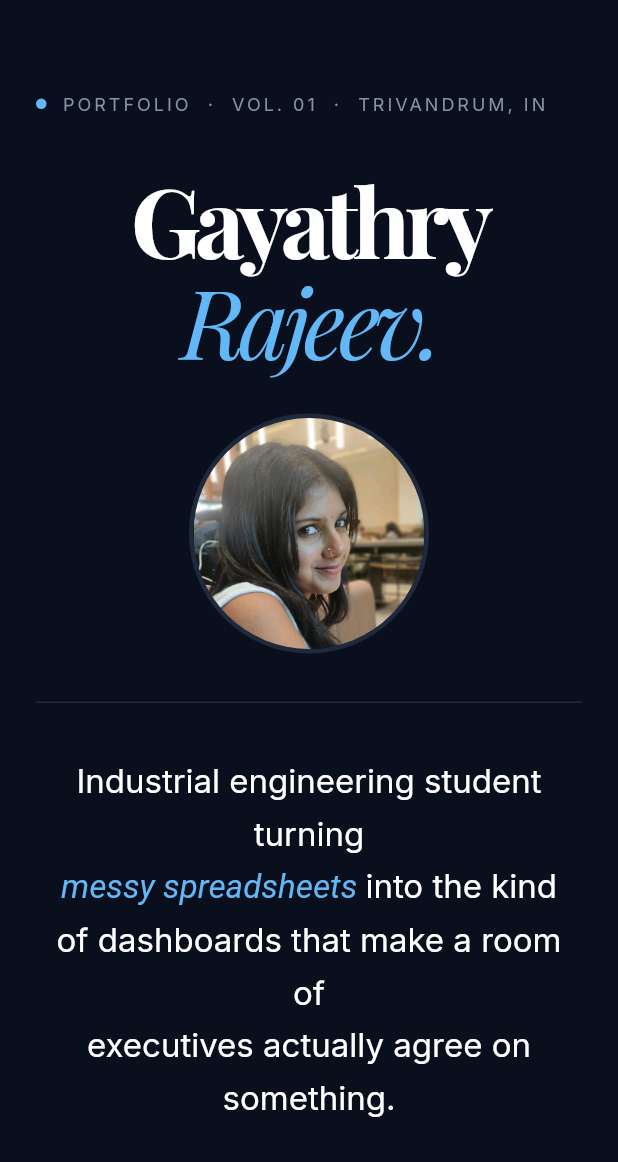
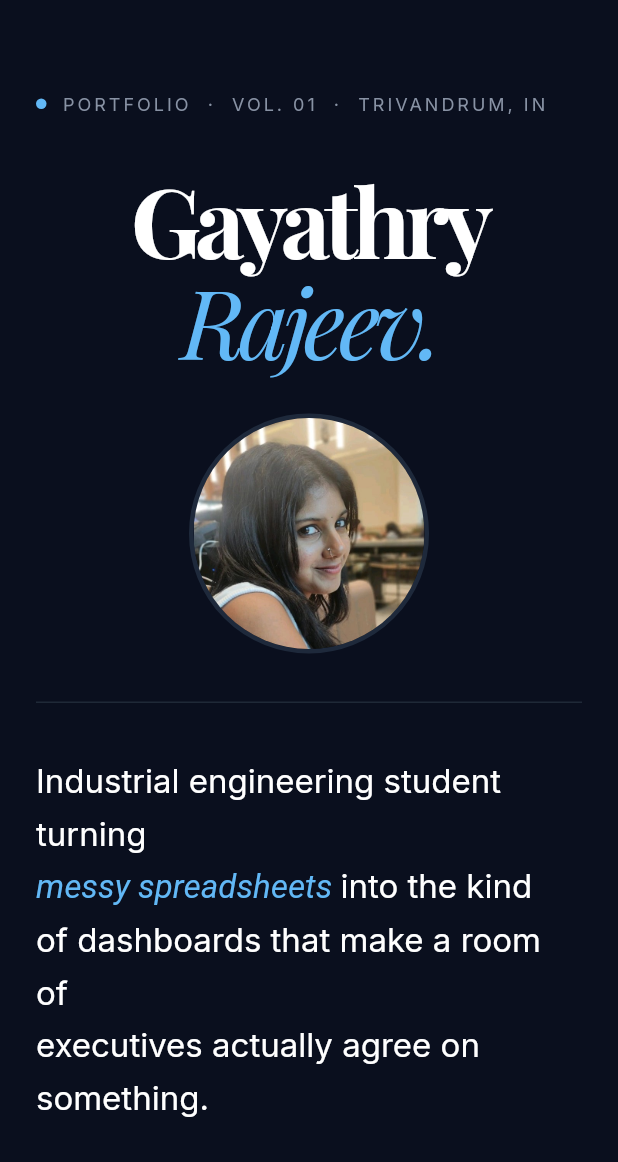
Before and after one commit to gayurajeev/Flutter-portfolio-web, a Flutter app: the screen it shows after launch, on a phone screen of 412 x 824 dp, the part 74-1236 px from its top. Run offline on Flutter 3.47's test engine with Material 3 defaults, Android fonts, the phone set to English and light mode, and no system bars; drawn by our look-alikes of flutter_animate; our stand-ins replace google_fonts, visibility_detector; missing offline and left inert: web_smooth_scroll.

Commit message:
Left align writings below centered profile picture on mobile

```diff
--- a/lib/sections/hero_section.dart
+++ b/lib/sections/hero_section.dart
@@ -93,7 +93,7 @@ class HeroSection extends StatelessWidget {
           // Description row
           isMobile
               ? Column(
-                  crossAxisAlignment: CrossAxisAlignment.center,
+                  crossAxisAlignment: CrossAxisAlignment.start,
                   children: [
                     _buildHeroTagline(isMobile),
                     const SizedBox(height: 32),
@@ -173,7 +173,7 @@ class HeroSection extends StatelessWidget {
 
   Widget _buildHeroTagline(bool isMobile) {
     return RichText(
-      textAlign: isMobile ? TextAlign.center : TextAlign.left,
+      textAlign: TextAlign.left,
       text: TextSpan(
         style: AppTextStyles.bodyLarge.copyWith(
           fontSize: 22,
@@ -199,16 +199,16 @@ class HeroSection extends StatelessWidget {
 
   Widget _buildHeroRight(bool isMobile) {
     return Column(
-      crossAxisAlignment: isMobile ? CrossAxisAlignment.center : CrossAxisAlignment.start,
+      crossAxisAlignment: CrossAxisAlignment.start,
       children: [
         Text(
           'I work where statistics meets data — SQL, Python and Tableau for the analysis, and optimization for the harder questions about why a process behaves the way it does.',
           style: AppTextStyles.heroDescription,
-          textAlign: isMobile ? TextAlign.center : TextAlign.left,
+          textAlign: TextAlign.left,
         ),
         const SizedBox(height: 32),
         Wrap(
-          alignment: isMobile ? WrapAlignment.center : WrapAlignment.start,
+          alignment: WrapAlignment.start,
           spacing: 16,
           runSpacing: 16,
           children: [
```
